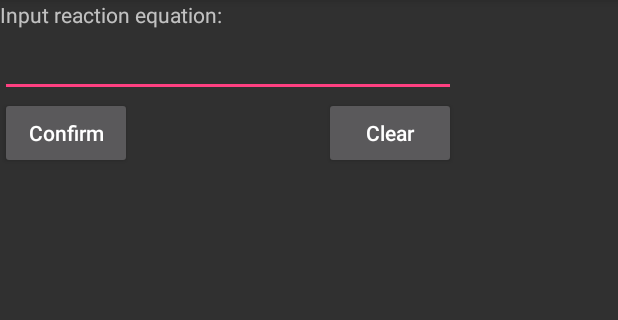
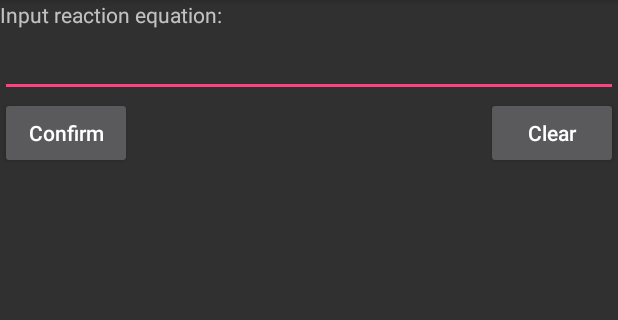
Before and after one commit to GlockChem/GlockChem4Droid, an Android app: the EquationInput screen opened directly, with no data from a screen before it, on a phone screen of 412 x 824 dp, the part 84-404 px from its top. Run offline under Robolectric (Android 15) with nearby library versions, the phone set to English and light mode, and no system bars.

Commit message:
UI: 设置ConstraintLayout使控件铺满屏幕
Close #19

```diff
--- a/app/src/main/res/layout/activity_equation_input.xml
+++ b/app/src/main/res/layout/activity_equation_input.xml
@@ -7,10 +7,12 @@
     tools:context="org.chembar.glockchem.ui.EquationInput">
 
     <RelativeLayout
-        android:layout_width="304dp"
-        android:layout_height="437dp"
-        tools:layout_editor_absoluteX="8dp"
-        tools:layout_editor_absoluteY="8dp">
+        android:layout_width="match_parent"
+        android:layout_height="match_parent"
+        app:layout_constraintBottom_toBottomOf="parent"
+        app:layout_constraintLeft_toLeftOf="parent"
+        app:layout_constraintRight_toRightOf="parent"
+        app:layout_constraintTop_toTopOf="parent">
 
         <TextView
             android:id="@+id/txtInputEquation"
```
Also changed, not shown: app/src/main/res/layout/activity_calculation_output.xml (+7 -4 lines), app/src/main/res/layout/activity_condition_input.xml (+7 -4 lines).
